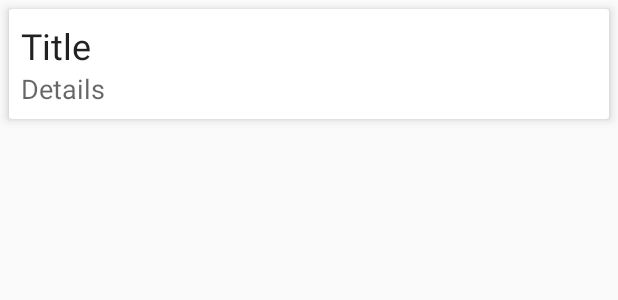
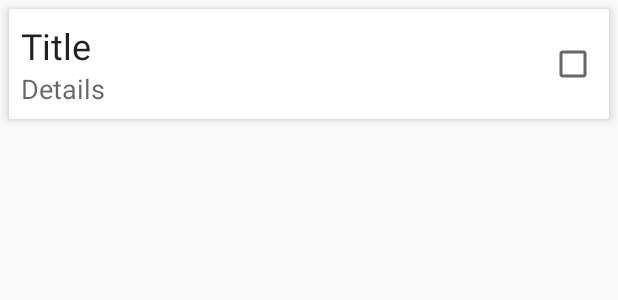
Before and after one commit to Nuttiwut/MyToDo, an Android app: the layout item_todo.xml on its own in the app's theme, with its tools: preview values and no code run, on a phone screen of 412 x 824 dp. Shown: the top 300 px of the screen. Run offline under Robolectric (Android 15) with nearby library versions, the phone set to English and light mode, and no system bars.

Commit message:
Home Work

```diff
--- a/app/src/main/res/layout/item_todo.xml
+++ b/app/src/main/res/layout/item_todo.xml
@@ -2,6 +2,7 @@
 <androidx.cardview.widget.CardView xmlns:android="http://schemas.android.com/apk/res/android"
     xmlns:card_view="http://schemas.android.com/apk/res-auto"
     xmlns:tools="http://schemas.android.com/tools"
+    android:id="@+id/cardView"
     android:layout_width="match_parent"
     android:layout_height="wrap_content"
     android:layout_margin="6dp"
@@ -14,25 +15,49 @@
     card_view:cardCornerRadius="2dp"
     tools:ignore="UnusedAttribute">
 
-    <LinearLayout
+    <androidx.constraintlayout.widget.ConstraintLayout
+        android:id="@+id/linearLayout"
         android:layout_width="match_parent"
         android:layout_height="wrap_content"
-        android:orientation="vertical"
         android:padding="8dp">
 
         <TextView
             android:id="@+id/title_text_view"
-            android:layout_width="match_parent"
+            android:layout_width="0dp"
             android:layout_height="wrap_content"
+            android:layout_marginEnd="32dp"
+            android:layout_marginRight="32dp"
             android:text="Title"
-            android:textAppearance="@style/Base.TextAppearance.AppCompat.Headline" />
+            android:textAppearance="@style/Base.TextAppearance.AppCompat.Headline"
+            card_view:layout_constraintEnd_toEndOf="parent"
+            card_view:layout_constraintStart_toStartOf="parent"
+            card_view:layout_constraintTop_toTopOf="parent" />
+
+        <CheckBox
+            android:id="@+id/check_box"
+            android:layout_width="wrap_content"
+            android:layout_height="wrap_content"
+            android:textSize="36sp"
+            card_view:layout_constraintBottom_toBottomOf="@+id/details_text_view"
+            card_view:layout_constraintEnd_toEndOf="parent"
+            card_view:layout_constraintHorizontal_bias="1.0"
+            card_view:layout_constraintStart_toEndOf="@+id/title_text_view"
+            card_view:layout_constraintTop_toTopOf="@+id/title_text_view" />
 
         <TextView
             android:id="@+id/details_text_view"
-            android:layout_width="match_parent"
+            android:layout_width="0dp"
             android:layout_height="wrap_content"
+            android:layout_marginEnd="32dp"
+            android:layout_marginRight="32dp"
+            android:paddingRight="50dp"
             android:text="Details"
-            android:textAppearance="@style/Base.TextAppearance.AppCompat.Medium" />
+            android:textAppearance="@style/Base.TextAppearance.AppCompat.Medium"
+            card_view:layout_constraintEnd_toEndOf="parent"
+            card_view:layout_constraintStart_toStartOf="parent"
+            card_view:layout_constraintTop_toBottomOf="@+id/title_text_view" />
 
-    </LinearLayout>
+    </androidx.constraintlayout.widget.ConstraintLayout>
+
+
 </androidx.cardview.widget.CardView>
```
Also changed, not shown: app/src/main/java/com/example/mytodo/UpdateToDoActivity.java (+8 -1 lines), app/src/main/java/com/example/mytodo/adapter/ToDoListAdapter.java (+27 -0 lines), app/src/main/java/com/example/mytodo/db/ToDo.java (+12 -1 lines), app/src/main/java/com/example/mytodo/db/ToDoRepository.java (+11 -1 lines).
